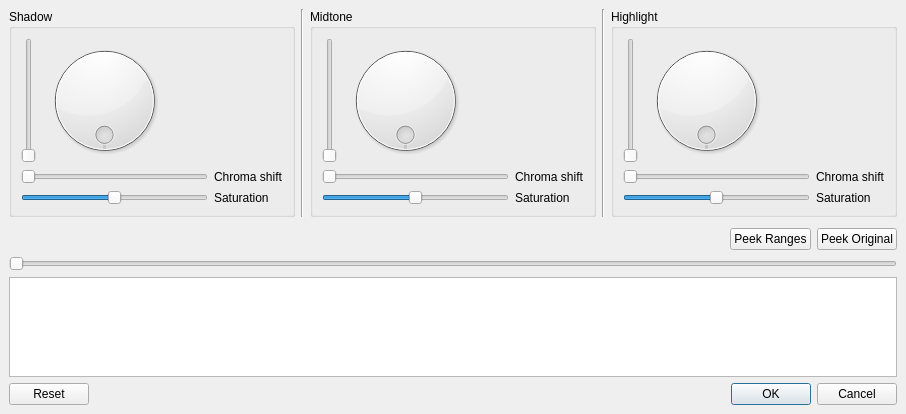
Above: avidemux_plugins/ADM_videoFilters6/colorBalance/qt4/colorBalance.ui from mean00/avidemux2 before the change. Below: the same form after it.
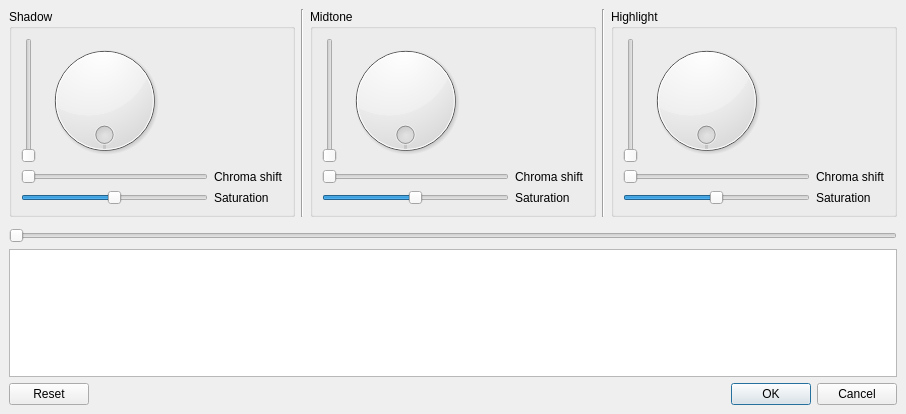
That is the form after the change. Custom widgets are drawn as their Qt base class.

Commit message: [colorBalance/qt4] simplify by using ADM_flyDialog infrastructure for Peek Original and Peek Ranges buttons

```diff
--- a/avidemux_plugins/ADM_videoFilters6/colorBalance/qt4/colorBalance.ui
+++ b/avidemux_plugins/ADM_videoFilters6/colorBalance/qt4/colorBalance.ui
@@ -426,38 +426,7 @@
     </layout>
    </item>
    <item>
-    <layout class="QHBoxLayout" name="horizontalLayout">
-     <item>
-      <layout class="QHBoxLayout" name="toolboxLayout"/>
-     </item>
-     <item>
-      <spacer name="horizontalSpacer_4">
-       <property name="orientation">
-        <enum>Qt::Horizontal</enum>
-       </property>
-       <property name="sizeHint" stdset="0">
-        <size>
-         <width>40</width>
-         <height>20</height>
-        </size>
-       </property>
-      </spacer>
-     </item>
-     <item>
-      <widget class="QPushButton" name="pushButtonRanges">
-       <property name="text">
-        <string>Peek Ranges</string>
-       </property>
-      </widget>
-     </item>
-     <item>
-      <widget class="QPushButton" name="pushButtonPeek">
-       <property name="text">
-        <string>Peek Original</string>
-       </property>
-      </widget>
-     </item>
-    </layout>
+    <layout class="QHBoxLayout" name="toolboxLayout"/>
    </item>
    <item>
     <widget class="ADM_QSlider" name="horizontalSlider">
```
The commit also changes 4 other files.
